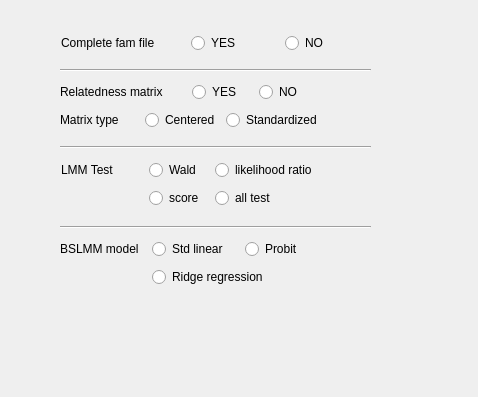
This is gemmaparamwidget.ui in gdengchao/H_G as Qt 5 draws it before an edit. The edited form follows.
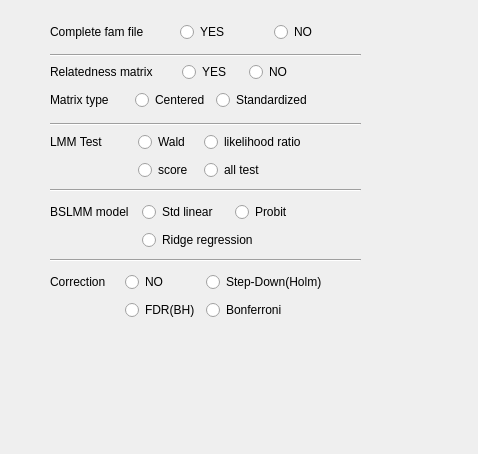
This is the edited form.

Commit message: Add correctionRadioButton of gemma and emmax

The edit to the form file:
```diff
--- a/gemmaparamwidget.ui
+++ b/gemmaparamwidget.ui
@@ -7,7 +7,7 @@
     <x>0</x>
     <y>0</y>
     <width>478</width>
-    <height>397</height>
+    <height>454</height>
    </rect>
   </property>
   <property name="windowTitle">
@@ -16,10 +16,10 @@
   <widget class="Line" name="line">
    <property name="geometry">
     <rect>
-     <x>60</x>
-     <y>137</y>
+     <x>50</x>
+     <y>109</y>
      <width>311</width>
-     <height>20</height>
+     <height>31</height>
     </rect>
    </property>
    <property name="orientation">
@@ -29,8 +29,8 @@
   <widget class="Line" name="line_2">
    <property name="geometry">
     <rect>
-     <x>60</x>
-     <y>217</y>
+     <x>50</x>
+     <y>180</y>
      <width>311</width>
      <height>20</height>
     </rect>
@@ -55,8 +55,8 @@
   <widget class="QWidget" name="layoutWidget">
    <property name="geometry">
     <rect>
-     <x>60</x>
-     <y>80</y>
+     <x>50</x>
+     <y>60</y>
      <width>313</width>
      <height>54</height>
     </rect>
@@ -199,8 +199,8 @@
   <widget class="QWidget" name="layoutWidget">
    <property name="geometry">
     <rect>
-     <x>61</x>
-     <y>158</y>
+     <x>50</x>
+     <y>130</y>
      <width>311</width>
      <height>54</height>
     </rect>
@@ -297,8 +297,8 @@
   <widget class="QWidget" name="layoutWidget">
    <property name="geometry">
     <rect>
-     <x>60</x>
-     <y>237</y>
+     <x>50</x>
+     <y>200</y>
      <width>271</width>
      <height>54</height>
     </rect>
@@ -337,21 +337,21 @@
   <widget class="Line" name="line_3">
    <property name="geometry">
     <rect>
-     <x>60</x>
-     <y>60</y>
+     <x>50</x>
+     <y>45</y>
      <width>311</width>
-     <height>20</height>
+     <height>21</height>
     </rect>
    </property>
    <property name="orientation">
     <enum>Qt::Horizontal</enum>
    </property>
   </widget>
-  <widget class="QWidget" name="">
+  <widget class="QWidget" name="layoutWidget">
    <property name="geometry">
     <rect>
-     <x>61</x>
-     <y>31</y>
+     <x>50</x>
+     <y>20</y>
      <width>311</width>
      <height>25</height>
     </rect>
@@ -392,6 +392,117 @@
     </item>
    </layout>
   </widget>
+  <widget class="Line" name="line_4">
+   <property name="geometry">
+    <rect>
+     <x>50</x>
+     <y>250</y>
+     <width>311</width>
+     <height>20</height>
+    </rect>
+   </property>
+   <property name="orientation">
+    <enum>Qt::Horizontal</enum>
+   </property>
+  </widget>
+  <widget class="QWidget" name="layoutWidget_2">
+   <property name="geometry">
+    <rect>
+     <x>50</x>
+     <y>270</y>
+     <width>311</width>
+     <height>54</height>
+    </rect>
+   </property>
+   <layout class="QGridLayout" name="gridLayout_5">
+    <item row="0" column="0">
+     <widget class="QLabel" name="correctionLabel">
+      <property name="text">
+       <string>Correction</string>
+      </property>
+     </widget>
+    </item>
+    <item row="0" column="1">
+     <widget class="QRadioButton" name="noCorrectRadioButton">
+      <property name="sizePolicy">
+       <sizepolicy hsizetype="MinimumExpanding" vsizetype="Fixed">
+        <horstretch>0</horstretch>
+        <verstretch>0</verstretch>
+       </sizepolicy>
+      </property>
+      <property name="minimumSize">
+       <size>
+        <width>60</width>
+        <height>0</height>
+       </size>
+      </property>
+      <property name="maximumSize">
+       <size>
+        <width>60</width>
+        <height>16777215</height>
+       </size>
+      </property>
+      <property name="text">
+       <string>NO</string>
+      </property>
+      <property name="checked">
+       <bool>false</bool>
+      </property>
+      <property name="autoExclusive">
+       <bool>false</bool>
+      </property>
+     </widget>
+    </item>
+    <item row="0" column="2" colspan="2">
+     <widget class="QRadioButton" name="stepDownCorrectRadioButton">
+      <property name="sizePolicy">
+       <sizepolicy hsizetype="Expanding" vsizetype="Fixed">
+        <horstretch>0</horstretch>
+        <verstretch>0</verstretch>
+       </sizepolicy>
+      </property>
+      <property name="minimumSize">
+       <size>
+        <width>60</width>
+        <height>0</height>
+       </size>
+      </property>
+      <property name="maximumSize">
+       <size>
+        <width>16777215</width>
+        <height>16777215</height>
+       </size>
+      </property>
+      <property name="text">
+       <string>Step-Down(Holm)</string>
+      </property>
+      <property name="autoExclusive">
+       <bool>false</bool>
+      </property>
+     </widget>
+    </item>
+    <item row="1" column="1">
+     <widget class="QRadioButton" name="fdrCorrectRadioButton">
+      <property name="text">
+       <string>FDR(BH)</string>
+      </property>
+      <property name="autoExclusive">
+       <bool>false</bool>
+      </property>
+     </widget>
+    </item>
+    <item row="1" column="2">
+     <widget class="QRadioButton" name="bonfCorrectRadioButton">
+      <property name="text">
+       <string>Bonferroni</string>
+      </property>
+      <property name="autoExclusive">
+       <bool>false</bool>
+      </property>
+     </widget>
+    </item>
+   </layout>
+  </widget>
  </widget>
  <resources/>
  <connections/>
```
The commit also changes 3 other files.
